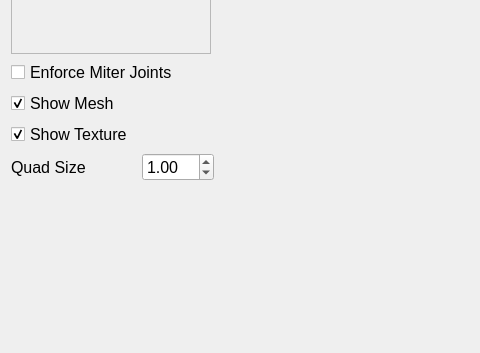
This is mainwindow.ui in azer89/ConformalDecorativeStrokes as Qt 5 draws it before an edit; both pictures show x 0 to 480 and y 212 to 565 of the 1244 by 700 pixel window. The edited form follows.
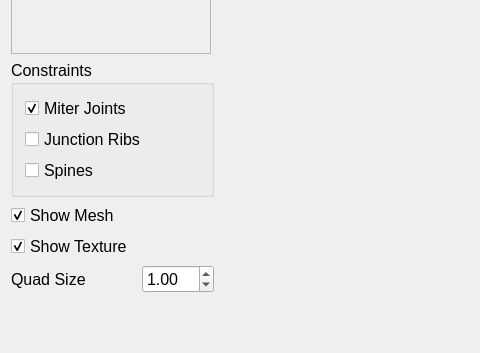
This is the edited form. Custom widgets are drawn as their Qt base class.

```diff
--- a/mainwindow.ui
+++ b/mainwindow.ui
@@ -54,7 +54,7 @@
    <property name="minimumSize">
     <size>
      <width>225</width>
-     <height>423</height>
+     <height>482</height>
     </size>
    </property>
    <property name="maximumSize">
@@ -116,49 +116,55 @@
        </property>
       </widget>
      </item>
-     <item row="1" column="0" colspan="2">
-      <widget class="QCheckBox" name="miterCheckBox">
+     <item row="4" column="0" colspan="2">
+      <widget class="QGroupBox" name="groupBox">
        <property name="font">
         <font>
          <pointsize>12</pointsize>
         </font>
        </property>
-       <property name="text">
-        <string>Enforce Miter Joints</string>
+       <property name="title">
+        <string>Constraints</string>
        </property>
+       <layout class="QFormLayout" name="formLayout_2">
+        <item row="0" column="0">
+         <widget class="QCheckBox" name="miterCheckBox">
+          <property name="font">
+           <font>
+            <pointsize>12</pointsize>
+           </font>
+          </property>
+          <property name="text">
+           <string>Miter Joints</string>
+          </property>
+          <property name="checked">
+           <bool>true</bool>
+          </property>
+         </widget>
+        </item>
+        <item row="1" column="0">
+         <widget class="QCheckBox" name="junctionRibsCheckBox">
+          <property name="text">
+           <string>Junction Ribs</string>
+          </property>
+         </widget>
+        </item>
+        <item row="2" column="0">
+         <widget class="QCheckBox" name="spinesCheckBox">
+          <property name="text">
+           <string>Spines</string>
+          </property>
+         </widget>
+        </item>
+       </layout>
+       <zorder>miterCheckBox</zorder>
+       <zorder>miterCheckBox</zorder>
+       <zorder>miterCheckBox</zorder>
+       <zorder>junctionRibsCheckBox</zorder>
+       <zorder>spinesCheckBox</zorder>
       </widget>
      </item>
-     <item row="2" column="0" colspan="2">
-      <widget class="QCheckBox" name="meshCheckBox">
-       <property name="font">
-        <font>
-         <pointsize>12</pointsize>
-        </font>
-       </property>
-       <property name="text">
-        <string>Show Mesh</string>
-       </property>
-       <property name="checked">
-        <bool>true</bool>
-       </property>
-      </widget>
-     </item>
-     <item row="3" column="0" colspan="2">
-      <widget class="QCheckBox" name="textureCheckBox">
-       <property name="font">
-        <font>
-         <pointsize>12</pointsize>
-        </font>
-       </property>
-       <property name="text">
-        <string>Show Texture</string>
-       </property>
-       <property name="checked">
-        <bool>true</bool>
-       </property>
-      </widget>
-     </item>
-     <item row="4" column="0">
+     <item row="7" column="0">
       <widget class="QLabel" name="label">
        <property name="minimumSize">
         <size>
@@ -176,7 +182,7 @@
        </property>
       </widget>
      </item>
-     <item row="4" column="1">
+     <item row="7" column="1">
       <widget class="QDoubleSpinBox" name="quadSizeSpinBox">
        <property name="maximumSize">
         <size>
@@ -203,6 +209,36 @@
        </property>
       </widget>
      </item>
+     <item row="6" column="0">
+      <widget class="QCheckBox" name="textureCheckBox">
+       <property name="font">
+        <font>
+         <pointsize>12</pointsize>
+        </font>
+       </property>
+       <property name="text">
+        <string>Show Texture</string>
+       </property>
+       <property name="checked">
+        <bool>true</bool>
+       </property>
+      </widget>
+     </item>
+     <item row="5" column="0">
+      <widget class="QCheckBox" name="meshCheckBox">
+       <property name="font">
+        <font>
+         <pointsize>12</pointsize>
+        </font>
+       </property>
+       <property name="text">
+        <string>Show Mesh</string>
+       </property>
+       <property name="checked">
+        <bool>true</bool>
+       </property>
+      </widget>
+     </item>
     </layout>
    </widget>
   </widget>
```
